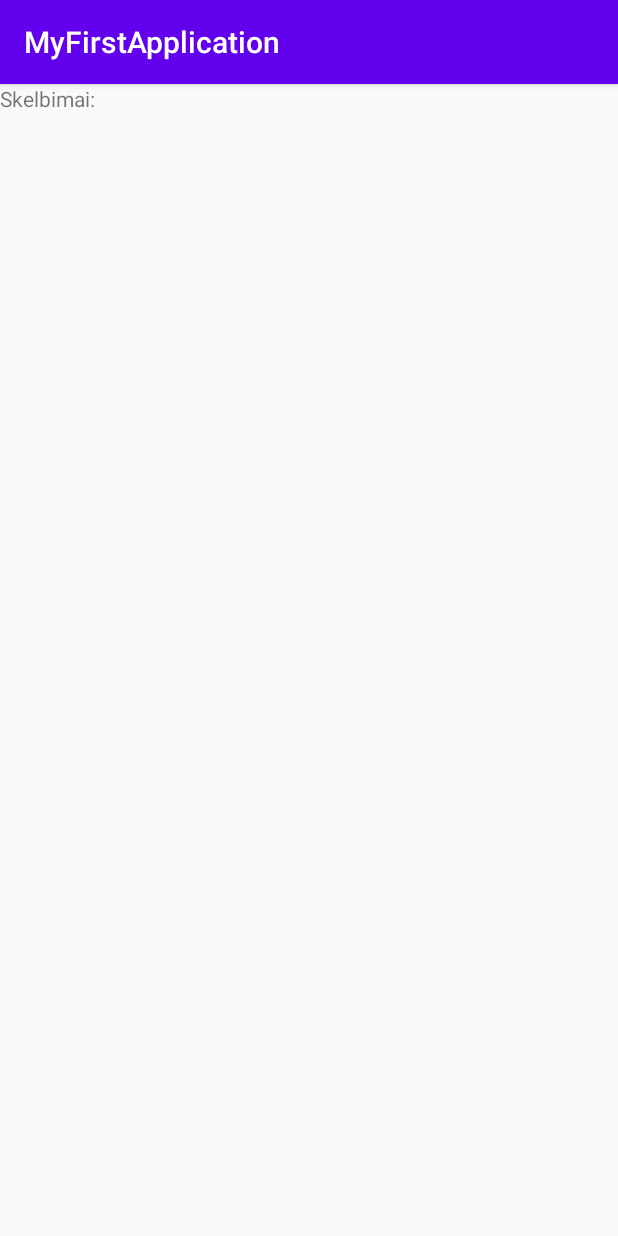
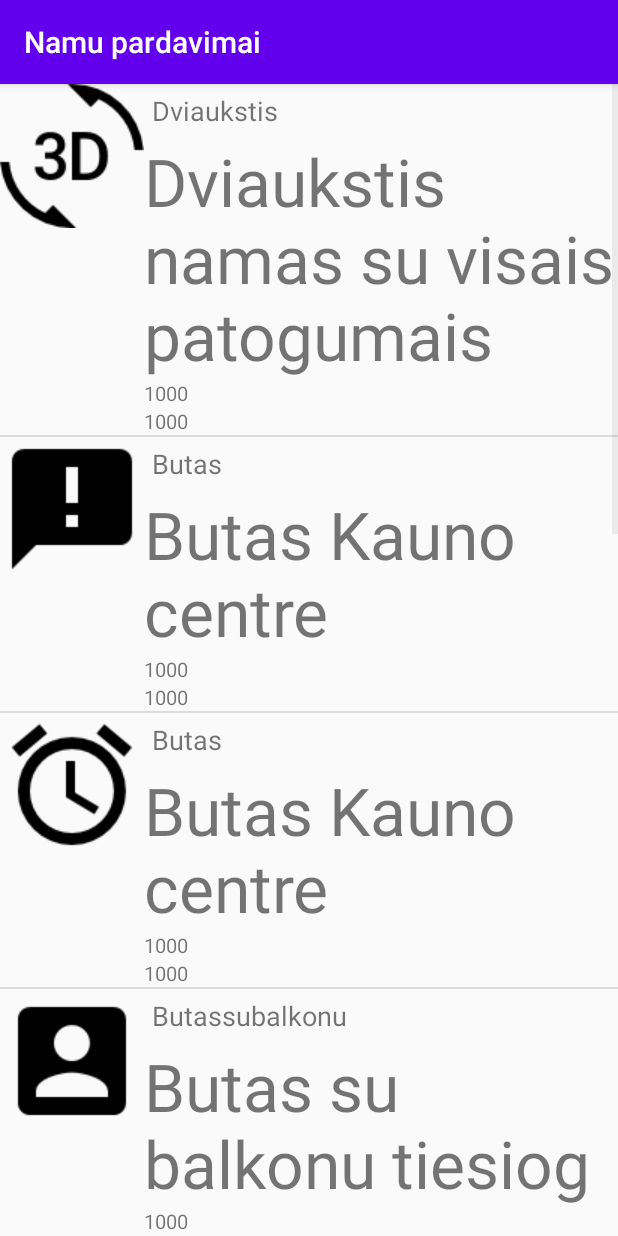
Before and after one commit to AurimasJa/Real-estate, an Android app: the Skelbimai screen opened directly, with no data from a screen before it, on a phone screen of 412 x 824 dp. Run offline under Robolectric (Android 15) with nearby library versions, the light colour scheme and no system bars.

Commit message:
skelbimai listas?

```diff
--- a/app/src/main/java/edu/ktu/myfirstapplication/Skelbimai.java
+++ b/app/src/main/java/edu/ktu/myfirstapplication/Skelbimai.java
@@ -7,20 +7,76 @@ import android.content.Intent;
 import android.os.Bundle;
 import android.view.View;
 import android.widget.Button;
+import android.widget.ListView;
 import android.widget.TextView;
+
+import java.util.ArrayList;
+import java.util.List;
 
 
 public class Skelbimai extends AppCompatActivity {
-
-
-    private TextView myTextView;
+    private ListView myListView;
+    private SkelbimaiListAdapter adapter;
 
     @Override
     protected void onCreate(Bundle savedInstanceState) {
         super.onCreate(savedInstanceState);
         setContentView(R.layout.skelbimaidesign);
-        myTextView = (TextView) findViewById(R.id.textView2);
+        myListView = (ListView) findViewById(R.id.skelbimulistas);
 
+        List<SkelbimaiList> items = new ArrayList<>();
+
+        Intent intent = getIntent();
+        if (intent.getBooleanExtra("flag", true)) {
+            items.add(new SkelbimaiList("Dviaukstis", R.drawable.baseline_3d_rotation_black_48dp, "Dviaukstis namas su visais patogumais", 50000, 3));
+            items.add(new SkelbimaiList("Butas", R.drawable.baseline_announcement_black_48dp, "Butas Kauno centre", 4312312, 6));
+            items.add(new SkelbimaiList("Butas", R.drawable.baseline_alarm_black_48dp, "Butas Kauno centre",233123,143));
+            items.add(new SkelbimaiList("Butassubalkonu", R.drawable.baseline_account_box_black_48dp, "Butas su balkonu tiesiog",1231231,123));
+            items.add(new SkelbimaiList("Namasprieuros", R.drawable.baseline_accessibility_black_48dp, "Namas prie juros su visais patogumais",9999999, 2));
+            items.add(new SkelbimaiList("Dviaukstisnuosavasnamas", R.drawable.baseline_3d_rotation_black_48dp, "Dviaukstis nuosavas namas uz Kauno",77726,99));
+            items.add(new SkelbimaiList("Butasbebalkono", R.drawable.baseline_announcement_black_48dp, "Butas be balkono",21322,1));
+            items.add(new SkelbimaiList("Butassunuosavugarazu", R.drawable.baseline_alarm_black_48dp, "Didelis butas su garazo",312113,32));
+            items.add(new SkelbimaiList("Butassubalkonu", R.drawable.baseline_account_box_black_48dp, "Didelis butas prie juros be garazo", 1000000, 7));
+            items.add(new SkelbimaiList("Namaspriejurosbegarazo", R.drawable.baseline_accessibility_black_48dp, "Didelis namas prie juros be garazo", 123123, 4));
+        } else {
+            items.add(new SkelbimaiList(
+                    "Mathematics",
+                    R.drawable.baseline_3d_rotation_black_48dp,
+                    "Mathematics is the study of topics such as quantity, structure, space and change.",
+                    123123,
+                    123
+            ));
+            items.add(new SkelbimaiList(
+                    "Physics",
+                    R.drawable.baseline_announcement_black_48dp,
+                    "Physics is the natural science that involves the study of matter and its motion through space and time, along with related concepts such as energy and force.",
+                    123123,
+                    123
+            ));
+            items.add(new SkelbimaiList(
+                    "Chemistry",
+                    R.drawable.baseline_alarm_black_48dp,
+                    "Chemistry is a branch of physical science that studies the composition, structure, properties, and change of matter.",
+                    123123,
+                    123
+            ));
+            items.add(new SkelbimaiList(
+                    "Informatics",
+                    R.drawable.baseline_account_box_black_48dp,
+                    "Informatics is the science of information and computer information systems.",
+                    34,
+                    123
+            ));
+            items.add(new SkelbimaiList(
+                    "Geography",
+                    R.drawable.baseline_accessibility_black_48dp,
+                    "Geography is a field of science devoted to the study of the lands, the features, the inhabitants, and the phenomena of Earth.",
+                    123123,
+                    123
+            ));
+        }
+        adapter = new SkelbimaiListAdapter(this, items);
+        myListView.setAdapter(adapter);
     }
 
 
--- /dev/null
+++ b/app/src/main/java/edu/ktu/myfirstapplication/SkelbimaiList.java
@@ -0,0 +1,58 @@
+package edu.ktu.myfirstapplication;
+
+public class SkelbimaiList {
+    private String title;
+    private int imageId;
+    private String description;
+    private float price;
+    private int room_count;
+
+    public SkelbimaiList() {
+    }
+
+    public SkelbimaiList(String title, int imageId, String description, float price, int room_count) {
+        this.title = title;
+        this.imageId = imageId;
+        this.description = description;
+        this.price = price;
+        this.room_count = room_count;
+    }
+
+    public String getTitle() { return title; }
+
+    public void setTitle(String title) {
+        this.title = title;
+    }
+
+    public int getImageId() {
+        return imageId;
+    }
+
+    public void setImageId(int imageId) {
+        this.imageId = imageId;
+    }
+
+    public float getPrice() {
+        return price;
+    }
+
+    public void setPrice(float price) {
+        this.price = price;
+    }
+
+    public int getRoom_count() {
+        return room_count;
+    }
+
+    public void setRoom_count(int room_count) {
+        this.room_count = room_count;
+    }
+
+    public String getDescription() {
+        return description;
+    }
+
+    public void setDescription(String description) {
+        this.description = description;
+    }
+}
--- /dev/null
+++ b/app/src/main/java/edu/ktu/myfirstapplication/SkelbimaiListAdapter.java
@@ -0,0 +1,49 @@
+package edu.ktu.myfirstapplication;
+
+import android.content.Context;
+import android.view.LayoutInflater;
+import android.view.View;
+import android.view.ViewGroup;
+import android.widget.ArrayAdapter;
+import android.widget.ImageView;
+import android.widget.TextView;
+
+import androidx.annotation.NonNull;
+import androidx.annotation.Nullable;
+
+import java.util.List;
+
+public class SkelbimaiListAdapter extends ArrayAdapter<SkelbimaiList> {
+
+    public SkelbimaiListAdapter(Context context, List<SkelbimaiList> objects) {
+        super(context, R.layout.skelbimailistdesign, objects);
+    }
+
+    @NonNull
+    @Override
+    public View getView(int position, @Nullable View convertView, @NonNull ViewGroup parent) {
+        View view = convertView;
+
+        if (view == null) {
+            LayoutInflater inflater =
+                    (LayoutInflater) getContext().getSystemService(Context.LAYOUT_INFLATER_SERVICE);
+            view = inflater.inflate(R.layout.skelbimailistdesign, null);
+        }
+
+        TextView title = (TextView) view.findViewById(R.id.title);
+        TextView description = (TextView) view.findViewById(R.id.description);
+        ImageView image = (ImageView) view.findViewById(R.id.imageView);
+        TextView price = (TextView) view.findViewById(R.id.price);
+        TextView room_count = (TextView) view.findViewById(R.id.room_count);
+
+        SkelbimaiList item = getItem(position);
+
+        title.setText(item.getTitle());
+        description.setText(item.getDescription());
+        image.setImageResource(item.getImageId());
+        price.setText(1000+"");
+        room_count.setText(1000+"");
+
+        return view;
+    }
+}
--- a/app/src/main/res/layout/skelbimaidesign.xml
+++ b/app/src/main/res/layout/skelbimaidesign.xml
@@ -5,10 +5,10 @@
     android:layout_height="match_parent">
 
 
-    <TextView
-        android:id="@+id/textView2"
+
+    <ListView
+        android:id="@+id/skelbimulistas"
         android:layout_width="match_parent"
-        android:layout_height="wrap_content"
-        android:text="@string/skelbimaitext" />
+        android:layout_height="match_parent" />
 
 </LinearLayout>
--- /dev/null
+++ b/app/src/main/res/layout/skelbimailistdesign.xml
@@ -0,0 +1,45 @@
+<?xml version="1.0" encoding="utf-8"?>
+<LinearLayout xmlns:android="http://schemas.android.com/apk/res/android"
+    xmlns:app="http://schemas.android.com/apk/res-auto"
+    xmlns:tools="http://schemas.android.com/tools"
+    android:layout_width="match_parent"
+    android:layout_height="match_parent">
+
+    <ImageView
+        android:id="@+id/imageView"
+        android:layout_width="wrap_content"
+        android:layout_height="wrap_content"
+        tools:srcCompat="@tools:sample/avatars" />
+
+
+    <LinearLayout
+        android:layout_width="match_parent"
+        android:layout_height="wrap_content"
+        android:gravity="center_vertical"
+        android:orientation="vertical">
+
+        <TextView
+            android:id="@+id/title"
+            android:layout_width="match_parent"
+            android:layout_height="wrap_content"
+            android:textSize="18sp"
+            android:padding="5dp" />
+
+        <TextView
+            android:id="@+id/description"
+            android:layout_width="match_parent"
+            android:layout_height="wrap_content"
+            android:textSize="44sp" />
+        <TextView
+            android:id="@+id/price"
+            android:layout_width="match_parent"
+            android:layout_height="wrap_content"
+            android:textSize="13sp" />
+        <TextView
+            android:id="@+id/room_count"
+            android:layout_width="match_parent"
+            android:layout_height="wrap_content"
+            android:textSize="13sp" />
+    </LinearLayout>
+
+</LinearLayout>
--- a/app/src/main/res/values/strings.xml
+++ b/app/src/main/res/values/strings.xml
@@ -1,10 +1,10 @@
 <resources>
-    <string name="app_name">MyFirstApplication</string>
+    <string name="app_name">Namu pardavimai</string>
     <string name="buttonSkelbimai">Skelbimai</string>
     <string name="second_activity_button">Second Activity</string>
     <string name="Namo_skelbimai">Namų skelbimai</string>
     <string name="textview">TextView</string>
-    <string name="textview1">Textview1</string>
+    <string name="textview1">Textviewas</string>
 
     <string name="skelbimaitext">Skelbimai:</string>
     <string name="Prisijungimas">Prisijungimas</string>
```
